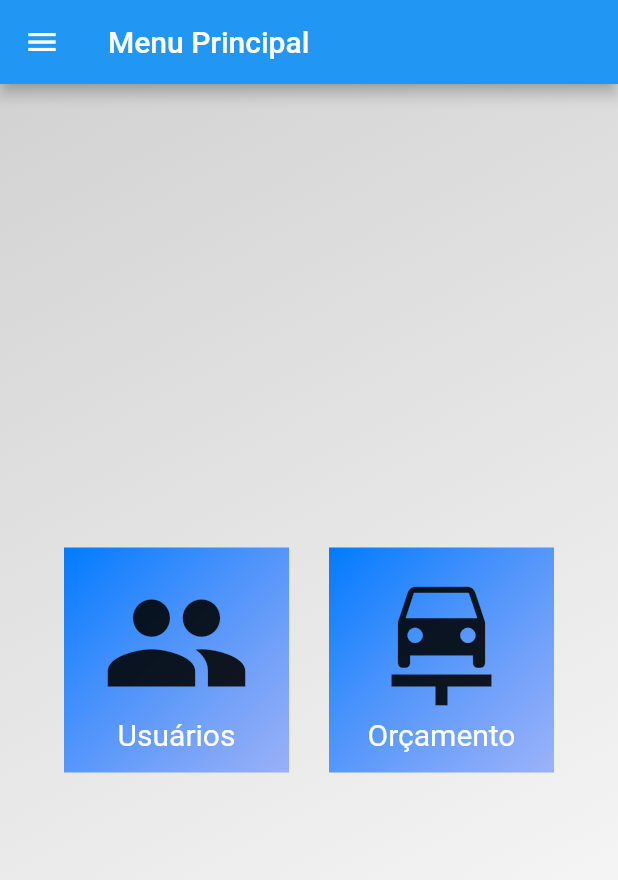
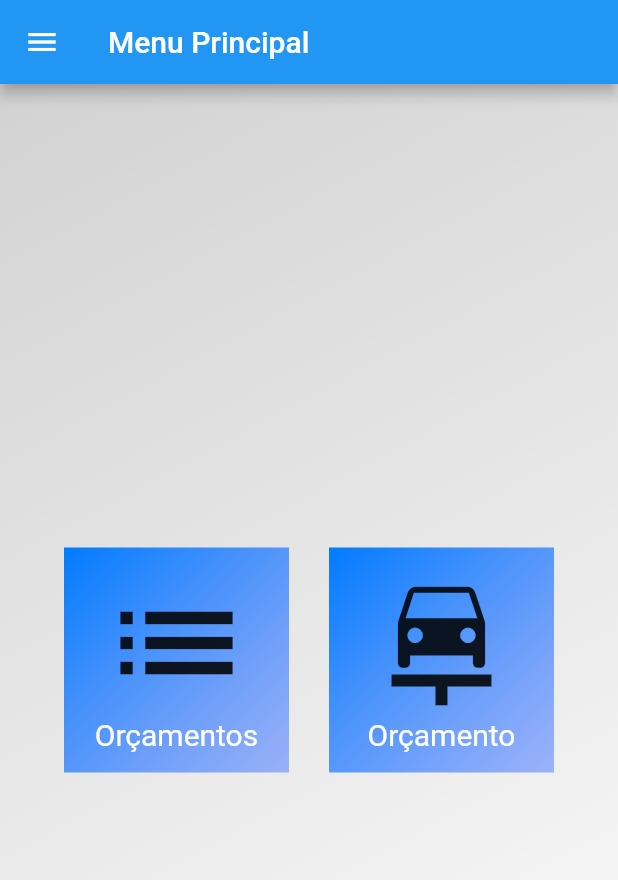
Before and after one commit to PatrickIssl/IsslerCarFlutter, a Flutter app: the TelaPrincipal screen opened directly, on a phone screen of 412 x 824 dp. Shown: the top 880 px of the screen. Run offline on Flutter 3.47's test engine with Material 2 defaults, Android fonts, the phone set to English and light mode, and no system bars; our stand-ins replace cloud_firestore, firebase_auth, flutter_phoenix, flutter_spinkit; missing offline and left inert: mask_shifter; accounts and stored records are empty.

Commit message:
lsitar orçamentos em andamento

```diff
--- a/lib/screens/TelaPrincipal.dart
+++ b/lib/screens/TelaPrincipal.dart
@@ -53,8 +53,8 @@ class _TelaPrincipalState extends State<TelaPrincipal> {
                       Column(
                         mainAxisAlignment: MainAxisAlignment.center,
                         children:<Widget>[
-                          Icon(Icons.people,size: 100,),
-                          Text("Usuários", style: TextStyle(fontSize: 20, color: Colors.white),)
+                          Icon(Icons.list,size: 100,),
+                          Text("Orçamentos", style: TextStyle(fontSize: 20, color: Colors.white),)
                         ]
                       ),
                       decoration: BoxDecoration(
```
